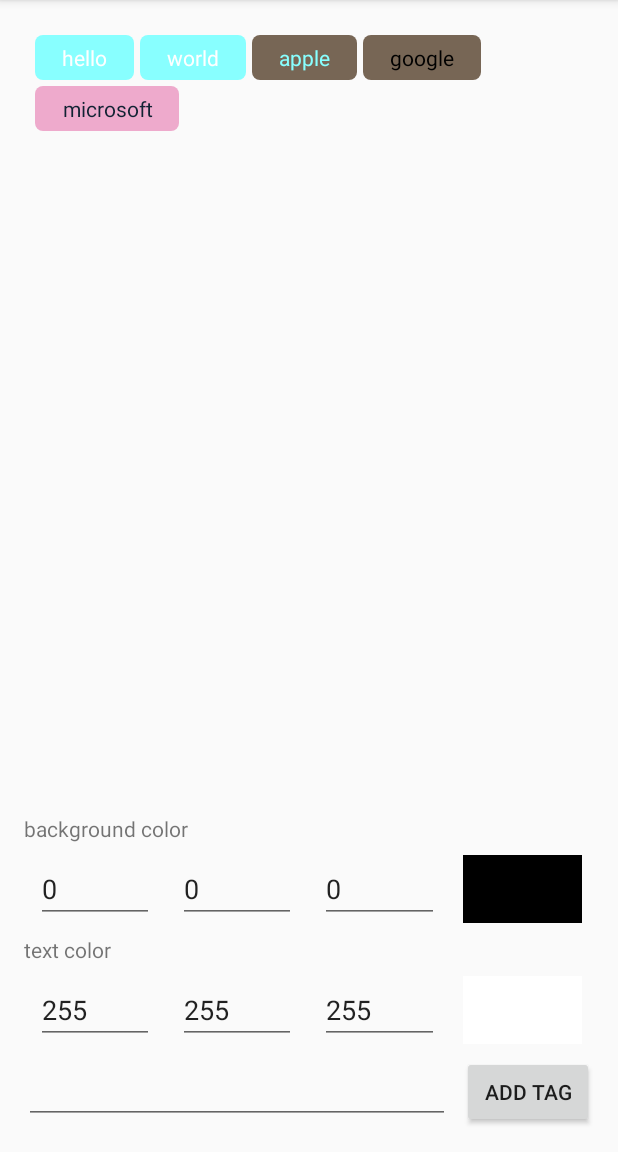
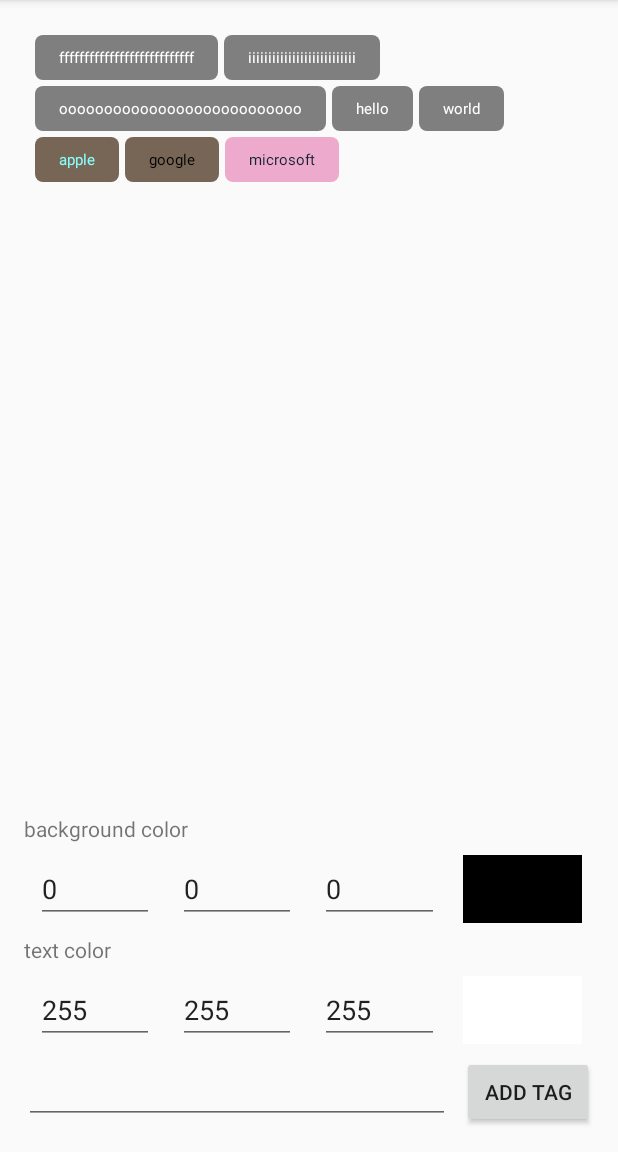
Before and after one commit to nestorm001/TagView, an Android app: the screen it shows after launch (MainActivity), on a phone screen of 412 x 824 dp, the part 84-1236 px from its top. Run offline under Robolectric (Android 15) with nearby library versions, the phone set to English and light mode, and no system bars; our stand-ins replace ButterKnife.

Commit message:
changes:
on long click listener
set item height
set item corner radius
make padding more reasonable

```diff
--- a/app/src/main/java/nesto/tagviewrepo/MainActivity.java
+++ b/app/src/main/java/nesto/tagviewrepo/MainActivity.java
@@ -42,23 +42,33 @@ public class MainActivity extends AppCompatActivity {
         super.onCreate(savedInstanceState);
         setContentView(R.layout.activity_main);
         ButterKnife.bind(this);
-        tags.addStringTags(Arrays.asList("hello", "world"))
+        tags.addStringTag("fffffffffffffffffffffffffff")
+                .addStringTag("iiiiiiiiiiiiiiiiiiiiiiiiiii")
+                .addStringTag("ooooooooooooooooooooooooooo")
+                .addStringTags(Arrays.asList("hello", "world"))
                 .addTag(new Tag("apple", Color.argb(0xff, 0x88, 0xff, 0xff),
                         Color.argb(0xff, 0x77, 0x66, 0x55)))
                 .addTag(new Tag("google", Color.argb(0xff, 0x00, 0x00, 0x00),
                         Color.argb(0xff, 0x77, 0x66, 0x55)))
                 .addTag(new Tag("microsoft", Color.argb(0xff, 0x11, 0x22, 0x33),
                         Color.argb(0xff, 0xee, 0xaa, 0xcc)))
-                .backgroundColor(Color.argb(0xff, 0x88, 0xff, 0xff))
+                .backgroundColor(Color.argb(0xff, 0x7f, 0x7f, 0x7f))
                 .textColor(Color.argb(0xff, 0xff, 0xff, 0xff))
-                .textSize(14)
+                .textSize(10)
                 .setListener(new OnTagClickListener() {
                     @Override public void tagClicked(String item) {
                         Log.d("wtf", item);
                     }
+
+                    @Override public void tagLongClicked(String item) {
+                        Log.d("wtf", item);
+                    }
                 })
                 .margin(2)
-                .padding(18);
+                .padding(16)
+                .corner(5)
+                .itemHeight(30)
+        ;
         setWatcher();
     }
 
--- /dev/null
+++ b/tagview/src/main/java/nesto/tagview/DpTrans.java
@@ -0,0 +1,15 @@
+package nesto.tagview;
+
+import android.content.Context;
+
+/**
+ * Created on 2016/11/4.
+ * By nesto
+ */
+
+class DpTrans {
+    static int dp2px(Context context, float dpValue) {
+        final float scale = context.getResources().getDisplayMetrics().density;
+        return (int) (dpValue * scale + 0.5f);
+    }
+}
--- a/tagview/src/main/java/nesto/tagview/OnTagClickListener.java
+++ b/tagview/src/main/java/nesto/tagview/OnTagClickListener.java
@@ -7,4 +7,6 @@ package nesto.tagview;
 
 public interface OnTagClickListener {
     void tagClicked(String item);
+
+    void tagLongClicked(String item);
 }
--- a/tagview/src/main/java/nesto/tagview/TagAdapter.java
+++ b/tagview/src/main/java/nesto/tagview/TagAdapter.java
@@ -3,6 +3,7 @@ package nesto.tagview;
 import android.content.Context;
 import android.graphics.PorterDuff;
 import android.graphics.drawable.Drawable;
+import android.graphics.drawable.GradientDrawable;
 import android.support.annotation.ColorInt;
 import android.support.v7.widget.RecyclerView;
 import android.view.LayoutInflater;
@@ -28,6 +29,10 @@ class TagAdapter extends RecyclerView.Adapter<TagAdapter.Holder> {
     private Integer defaultTextColor;
     private Integer textSize;
     private Integer margin;
+    private Integer paddingLeft;
+    private Integer paddingRight;
+    private Integer height;
+    private Integer radius;
 
     TagAdapter(Context context, List<Tag> items) {
         this.context = context;
@@ -54,6 +59,11 @@ class TagAdapter extends RecyclerView.Adapter<TagAdapter.Holder> {
             if (listener != null) listener.tagClicked(tag.tag);
         });
 
+        holder.textView.setOnLongClickListener(v -> {
+            if (listener != null) listener.tagLongClicked(tag.tag);
+            return true;
+        });
+
         Integer textColor = tag.textColor;
         if (textColor != null) holder.textView.setTextColor(textColor);
         else if (defaultTextColor != null) holder.textView.setTextColor(defaultTextColor);
@@ -66,11 +76,20 @@ class TagAdapter extends RecyclerView.Adapter<TagAdapter.Holder> {
 
         if (textSize != null) holder.textView.setTextSize(textSize);
 
+
+        if (paddingLeft != null) {
+            holder.textView.setPadding(paddingLeft, 0, paddingRight, 0);
+        }
+
+        LinearLayout.LayoutParams params = (LinearLayout.LayoutParams)
+                holder.textView.getLayoutParams();
+
         if (margin != null) {
-            LinearLayout.LayoutParams params = (LinearLayout.LayoutParams)
-                    holder.textView.getLayoutParams();
             params.leftMargin = margin;
             params.rightMargin = margin;
+        }
+        if (height != null) {
+            params.height = height;
         }
     }
 
@@ -93,14 +112,36 @@ class TagAdapter extends RecyclerView.Adapter<TagAdapter.Holder> {
         notifyDataSetChanged();
     }
 
+    // min padding left 8dp
+    // ugly thing here
+    // min padding right 6dp, a bit smaller than left to avoid a wired thing that the length of
+    // the text get from the text paint is a bit smaller than it's real length
+    void setPadding(int padding) {
+        this.paddingLeft = Math.max(DpTrans.dp2px(context, 8), padding);
+        this.paddingRight = Math.max(DpTrans.dp2px(context, 6), padding - 2);
+        notifyDataSetChanged();
+    }
+
     @SuppressWarnings("deprecation") private Drawable getBackground(@ColorInt int color) {
-        Drawable drawable = context.getResources().getDrawable(R.drawable.corner_gray_lighter);
+        GradientDrawable drawable = (GradientDrawable) context.getResources()
+                .getDrawable(R.drawable.corner_gray_lighter);
         drawable.setColorFilter(color, PorterDuff.Mode.SRC);
+        if (radius != null) drawable.setCornerRadius(radius);
         return drawable;
     }
 
     void setTextSize(int dpValue) {
         textSize = dpValue;
+        notifyDataSetChanged();
+    }
+
+    void setHeight(int height) {
+        this.height = height;
+        notifyDataSetChanged();
+    }
+
+    void setRadius(int radius) {
+        this.radius = radius;
         notifyDataSetChanged();
     }
 
--- a/tagview/src/main/java/nesto/tagview/TagView.java
+++ b/tagview/src/main/java/nesto/tagview/TagView.java
@@ -2,6 +2,7 @@ package nesto.tagview;
 
 import android.content.Context;
 import android.support.annotation.ColorInt;
+import android.support.annotation.IntRange;
 import android.support.v7.widget.GridLayoutManager;
 import android.support.v7.widget.RecyclerView;
 import android.text.TextPaint;
@@ -29,9 +30,10 @@ public class TagView extends FrameLayout implements OnTagClickListener {
     private OnTagClickListener listener;
 
     private static final int ADDITION_MARGIN = 2;
-    private static final int ADDITION_PADDING = 16; // 2 * 2dp margin + 2 * 16dp padding
+    private static final int ADDITION_PADDING = 16;
     private int padding = ADDITION_PADDING;
     private int margin = ADDITION_MARGIN;
+    // 2 * margin + 2 * padding
     private Integer additionTotal;
 
     private static final int DEFAULT_TEXT_SIZE = 12;
@@ -61,12 +63,12 @@ public class TagView extends FrameLayout implements OnTagClickListener {
     }
 
     private int calculateAddition() {
-        return dp2px(2 * margin + 2 * padding);
+        return DpTrans.dp2px(context, 2 * margin + 2 * padding);
     }
 
     private void initTextPaint() {
         paint = new TextPaint();
-        paint.setTextSize(dp2px(textSize));
+        paint.setTextSize(DpTrans.dp2px(context, textSize));
     }
 
     private void setTagSize() {
@@ -79,9 +81,9 @@ public class TagView extends FrameLayout implements OnTagClickListener {
         });
     }
 
-    public TagView textSize(int dpValue) {
+    public TagView textSize(@IntRange(from = 1) int dpValue) {
         textSize = dpValue;
-        paint.setTextSize(dp2px(textSize));
+        paint.setTextSize(DpTrans.dp2px(context, textSize));
         adapter.setTextSize(dpValue);
         setTagSize();
         return this;
@@ -97,18 +99,29 @@ public class TagView extends FrameLayout implements OnTagClickListener {
         return this;
     }
 
-    public TagView padding(int padding) {
-        this.padding = padding;
+    public TagView padding(@IntRange(from = 0) int padding) {
+        this.padding = Math.max(padding, 8);
         additionTotal = calculateAddition();
         setTagSize();
+        adapter.setPadding(DpTrans.dp2px(context, padding));
         return this;
     }
 
-    public TagView margin(int margin) {
+    public TagView margin(@IntRange(from = 0) int margin) {
         this.margin = margin;
         additionTotal = calculateAddition();
         setTagSize();
-        adapter.setMargin(dp2px(margin));
+        adapter.setMargin(DpTrans.dp2px(context, margin));
+        return this;
+    }
+
+    public TagView itemHeight(@IntRange(from = 1) int height) {
+        adapter.setHeight(DpTrans.dp2px(context, height));
+        return this;
+    }
+
+    public TagView corner(@IntRange(from = 0) int radius) {
+        adapter.setRadius(DpTrans.dp2px(context, radius));
         return this;
     }
 
@@ -146,13 +159,12 @@ public class TagView extends FrameLayout implements OnTagClickListener {
         return this;
     }
 
-    private int dp2px(float dpValue) {
-        final float scale = context.getResources().getDisplayMetrics().density;
-        return (int) (dpValue * scale + 0.5f);
+    @Override public void tagClicked(String item) {
+        if (listener != null) listener.tagClicked(item);
     }
 
-    @Override public void tagClicked(String item) {
-        if (listener != null) listener.tagClicked(item);
+    @Override public void tagLongClicked(String item) {
+        if (listener != null) listener.tagLongClicked(item);
     }
 
     @Override protected void onMeasure(int widthMeasureSpec, int heightMeasureSpec) {
--- a/tagview/src/main/res/layout/tag_item.xml
+++ b/tagview/src/main/res/layout/tag_item.xml
@@ -9,13 +9,12 @@
         android:id="@+id/textView"
         android:layout_width="match_parent"
         android:layout_height="30dp"
-        android:layout_marginBottom="2dp"
-        android:layout_marginTop="2dp"
+        android:layout_margin="2dp"
         android:background="@drawable/corner_gray_lighter"
         android:ellipsize="end"
-        android:gravity="center"
+        android:gravity="center|left"
         android:maxLines="1"
         android:textColor="#333536"
         android:textSize="12dp"
-        tools:ignore="SpUsage"/>
+        tools:ignore="RtlHardcoded,SpUsage"/>
 </LinearLayout>
```
